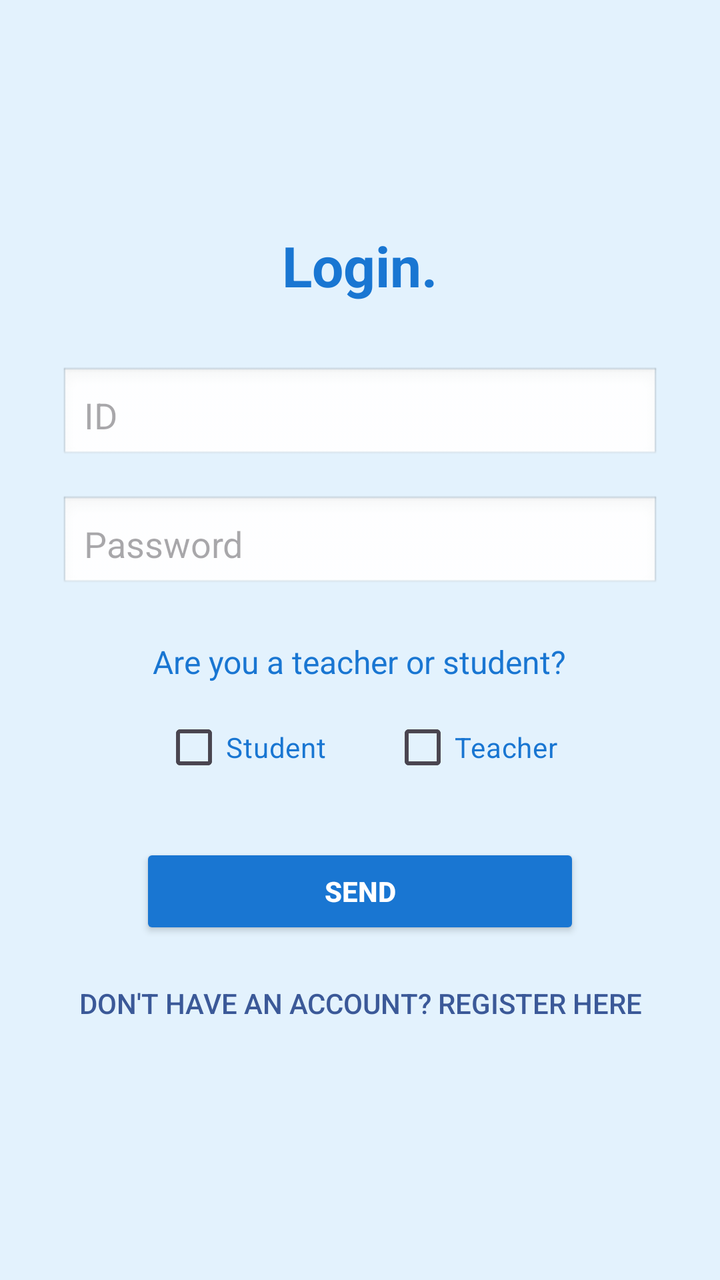
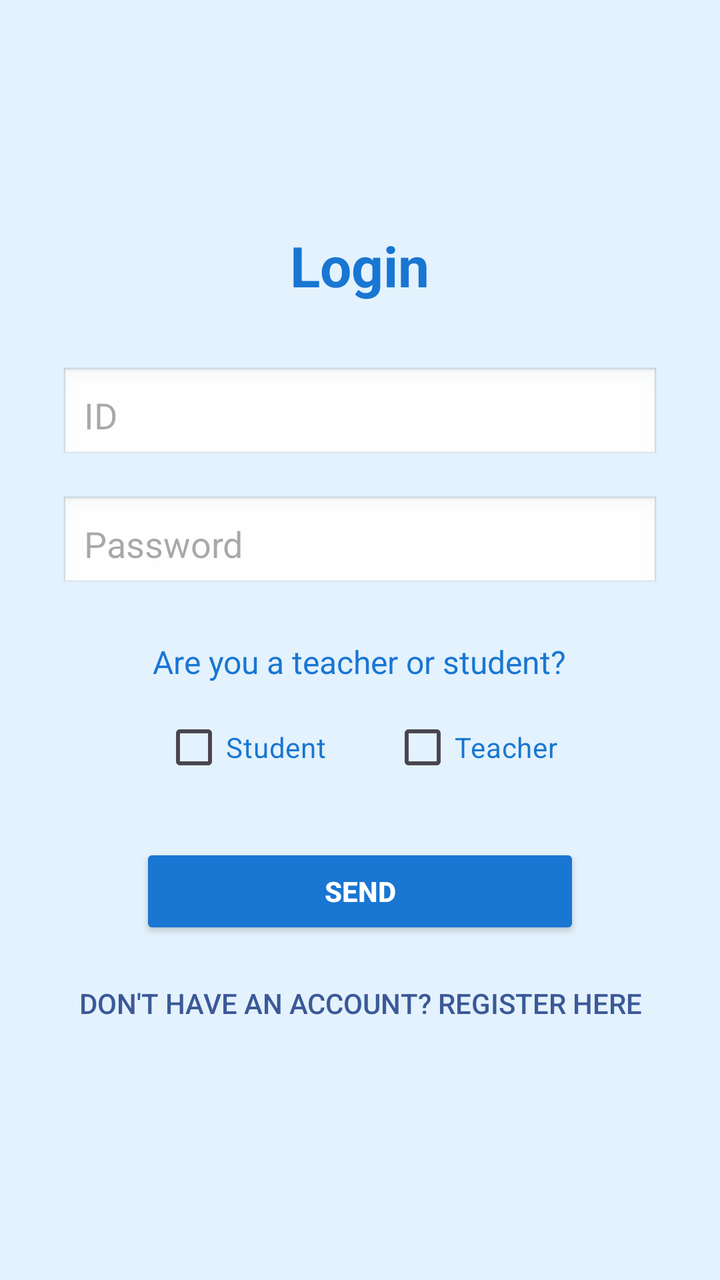

An Android layout rendered at two revisions. The XML below is the earlier revision; the diff shows what the commit changed to produce the second picture.
<!-- AndroidManifest.xml: application theme Theme.AutoTeach -->
<!-- res/layout/login.xml -->
<?xml version="1.0" encoding="utf-8"?>
<LinearLayout
    xmlns:android="http://schemas.android.com/apk/res/android"
    android:layout_width="match_parent"
    android:layout_height="match_parent"
    android:gravity="center"
    android:orientation="vertical"
    android:background="#E3F2FD">

    
    <TextView
        android:layout_width="wrap_content"
        android:layout_height="wrap_content"
        android:text="Login."
        android:textSize="28sp"
        android:textStyle="bold"
        android:textColor="#1976D2"
        android:layout_marginBottom="32dp"/>

    
    <EditText
        android:layout_width="300dp"
        android:layout_height="wrap_content"
        android:hint="ID"
        android:id="@+id/id"
        android:layout_marginBottom="16dp"
        android:background="@android:drawable/edit_text"
        android:padding="12dp"/>

    
    <EditText
        android:layout_width="300dp"
        android:layout_height="wrap_content"
        android:hint="Password"
        android:id="@+id/pass"
        android:inputType="textPassword"
        android:layout_marginBottom="24dp"
        android:background="@android:drawable/edit_text"
        android:padding="12dp"/>

    
    <TextView
        android:layout_width="wrap_content"
        android:layout_height="wrap_content"
        android:text="Are you a teacher or student?"
        android:textSize="16sp"
        android:textColor="#1976D2"
        android:layout_marginBottom="8dp"/>

    
    <LinearLayout
        android:layout_width="wrap_content"
        android:layout_height="wrap_content"
        android:orientation="horizontal"
        android:gravity="center"
        android:layout_marginBottom="24dp">

        <CheckBox
            android:id="@+id/student"
            android:layout_width="wrap_content"
            android:layout_height="wrap_content"
            android:text="Student"
            android:textColor="#1976D2" />

        <CheckBox
            android:id="@+id/teacher"
            android:layout_width="wrap_content"
            android:layout_height="wrap_content"
            android:layout_marginStart="32dp"
            android:text="Teacher"
            android:textColor="#1976D2" />
    </LinearLayout>

    
    <Button
        android:id="@+id/send"
        android:layout_width="220dp"
        android:layout_height="wrap_content"
        android:layout_marginBottom="8dp"
        android:backgroundTint="#1976D2"
        android:text="Send"
        android:textColor="#FFFFFF"
        android:textStyle="bold" />

    
    <Button
        android:id="@+id/register"
        android:layout_width="wrap_content"
        android:layout_height="wrap_content"
        android:background="@android:color/transparent"
        android:text="Don't have an account? Register here"
        android:textColor="#3B5998" />

</LinearLayout>
<!-- resources referenced by this layout -->
<resources>
  <style name="Theme.AutoTeach" parent="Base.Theme.AutoTeach" />
  <style name="Base.Theme.AutoTeach" parent="Theme.Material3.DayNight.NoActionBar">
          
          
      </style>
</resources>

<!-- the commit's change to res/layout/login.xml (unified diff, before → after) -->
@@ -11,7 +11,7 @@
     <TextView
         android:layout_width="wrap_content"
         android:layout_height="wrap_content"
-        android:text="Login."
+        android:text="Login"
         android:textSize="28sp"
         android:textStyle="bold"
         android:textColor="#1976D2"
